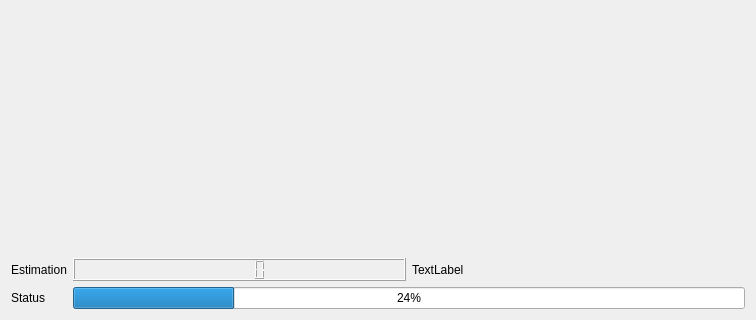
The window that src/rqt_stem_controller/resource/STEMController.ui (ContentsViewer/STEM-2) describes before a commit, drawn with Qt 5; both pictures show x 0 to 756 and y 246 to 566 of the 756 by 566 pixel window.
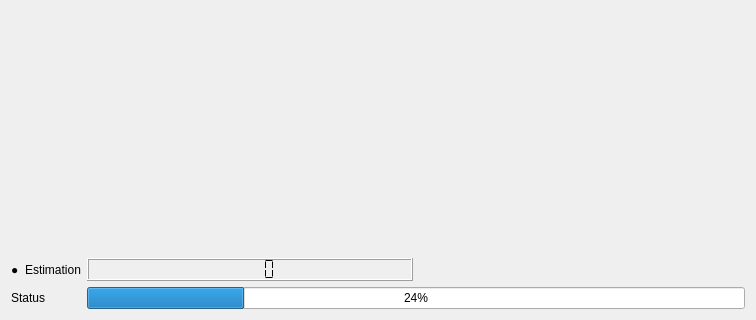
The same window after the commit.

Patch:
```diff
--- a/src/rqt_stem_controller/resource/STEMController.ui
+++ b/src/rqt_stem_controller/resource/STEMController.ui
@@ -78,36 +78,51 @@
    </item>
    <item>
     <layout class="QFormLayout" name="formLayout">
-     <item row="0" column="0">
-      <widget class="QLabel" name="label_2">
-       <property name="text">
-        <string>Estimation</string>
-       </property>
-      </widget>
+     <item row="1" column="1">
+      <layout class="QHBoxLayout" name="horizontalLayout_3">
+       <item>
+        <widget class="QLCDNumber" name="estimation_state_id">
+         <property name="segmentStyle">
+          <enum>QLCDNumber::Flat</enum>
+         </property>
+        </widget>
+       </item>
+       <item>
+        <widget class="QLabel" name="estimation_state_name">
+         <property name="text">
+          <string/>
+         </property>
+        </widget>
+       </item>
+      </layout>
      </item>
-     <item row="1" column="0">
+     <item row="2" column="0">
       <widget class="QLabel" name="label_8">
        <property name="text">
         <string>Status</string>
        </property>
       </widget>
      </item>
-     <item row="1" column="1">
+     <item row="2" column="1">
       <widget class="QProgressBar" name="progressBar">
        <property name="value">
         <number>24</number>
        </property>
       </widget>
      </item>
-     <item row="0" column="1">
-      <layout class="QHBoxLayout" name="horizontalLayout_3">
+     <item row="1" column="0">
+      <layout class="QHBoxLayout" name="horizontalLayout_5">
        <item>
-        <widget class="QLCDNumber" name="lcdNumber"/>
+        <widget class="QLabel" name="estimation_signal_lamp">
+         <property name="text">
+          <string>●</string>
+         </property>
+        </widget>
        </item>
        <item>
-        <widget class="QLabel" name="label_4">
+        <widget class="QLabel" name="label_2">
          <property name="text">
-          <string>TextLabel</string>
+          <string>Estimation</string>
          </property>
         </widget>
        </item>
```
